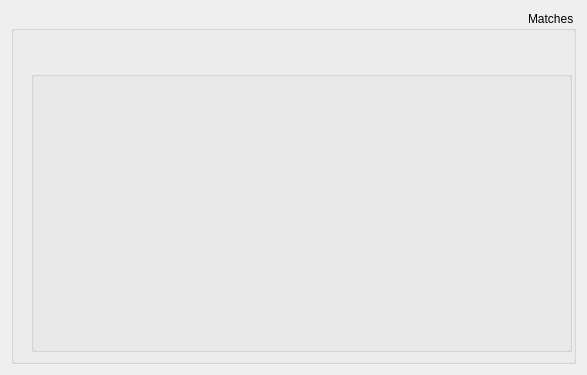
The window that Client/reghaabat/usermain.ui (nournia/ketabkhaane) describes before a commit, drawn with Qt 5.
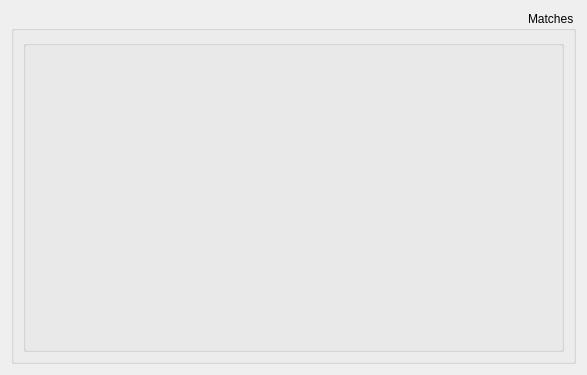
The same window after the commit.

Commit message: fixed deliver translation

The edit to the form file:
```diff
--- a/Client/reghaabat/usermain.ui
+++ b/Client/reghaabat/usermain.ui
@@ -22,19 +22,15 @@
      <property name="title">
       <string>Matches</string>
      </property>
+     <layout class="QVBoxLayout" name="verticalLayout_2">
+      <item>
      <widget class="QGroupBox" name="gMatches">
-      <property name="geometry">
-       <rect>
-        <x>20</x>
-        <y>60</y>
-        <width>541</width>
-        <height>281</height>
-       </rect>
-      </property>
       <property name="title">
        <string/>
       </property>
      </widget>
+      </item>
+     </layout>
     </widget>
    </item>
   </layout>
```
Lines whose indentation alone changed are shown as unchanged. The commit also changes 2 other files.
